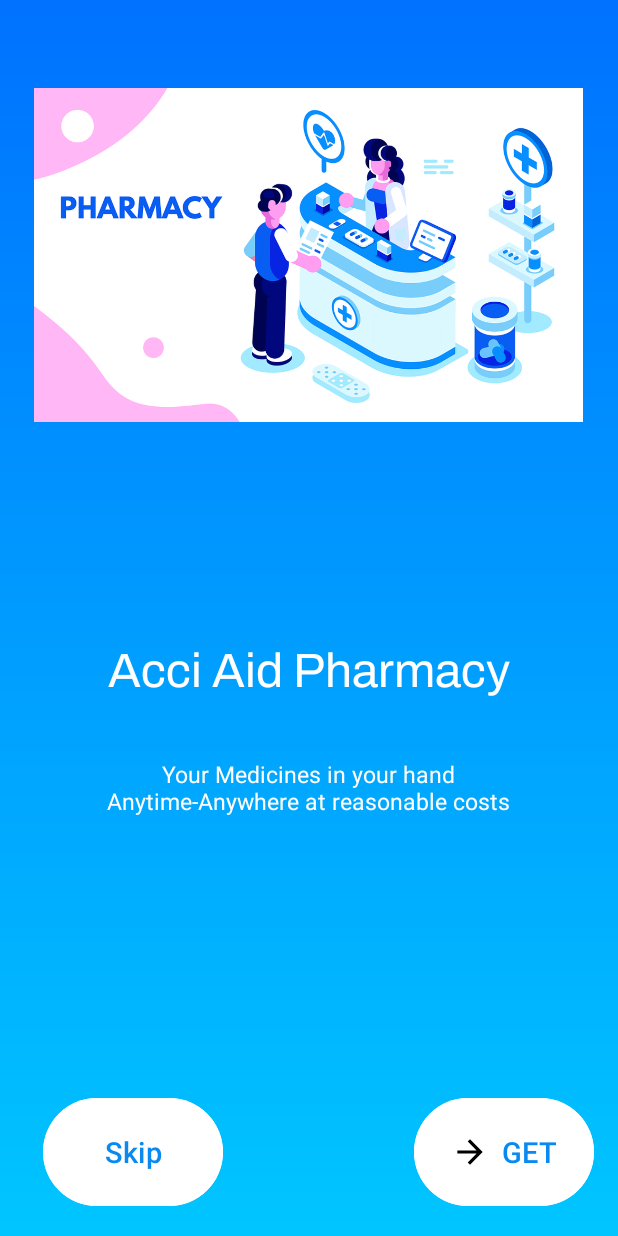
After one commit to ritikbhatt20/Innotech, an Android app: the PharmacyActivity screen opened directly, with no data from a screen before it, on a phone screen of 412 x 824 dp. The commit adds this screen. Run offline under Robolectric (Android 15) with nearby library versions, the phone set to English and light mode, and no system bars; Roboto replaces fonts that are not available here.

Commit message:
Got the changes done

```diff
--- a/app/src/main/java/com/example/innotech/MapsActivity.kt
+++ b/app/src/main/java/com/example/innotech/MapsActivity.kt
@@ -197,7 +197,7 @@ class MapsActivity : AppCompatActivity() {
 //                    locationComponentSettings?.pulsingEnabled = true
 //                    return@updateSettings null
 //                }
-                val bitmap = BitmapFactory.decodeResource(resources, R.drawable.location_pin)
+                val bitmap = BitmapFactory.decodeResource(resources, R.drawable.ambulance)
                 val annotationPlugin = mapView?.annotations
                 val pointAnnotationManager = annotationPlugin?.createPointAnnotationManager(mapView!!)
                 val point = Point.fromLngLat(ambulanceLongitude, ambulanceLatitude)
--- /dev/null
+++ b/app/src/main/java/com/example/innotech/PharmacyActivity.kt
@@ -0,0 +1,25 @@
+package com.example.innotech
+
+import android.content.Intent
+import androidx.appcompat.app.AppCompatActivity
+import android.os.Bundle
+import com.google.android.material.button.MaterialButton
+
+class PharmacyActivity : AppCompatActivity() {
+    override fun onCreate(savedInstanceState: Bundle?) {
+        super.onCreate(savedInstanceState)
+        setContentView(R.layout.activity_pharmacy)
+
+        val getBtn = findViewById<MaterialButton>(R.id.getBtn)
+        val skipBtn = findViewById<MaterialButton>(R.id.skipBtn)
+
+        getBtn.setOnClickListener{
+            val intent = Intent(this, DoctorListActivity::class.java)
+            startActivity(intent)
+        }
+        skipBtn.setOnClickListener{
+            val intent = Intent(this, PharmacyActivity::class.java)
+            startActivity(intent)
+        }
+    }
+}
--- a/app/src/main/java/com/example/innotech/SignInActivity.kt
+++ b/app/src/main/java/com/example/innotech/SignInActivity.kt
@@ -26,7 +26,7 @@ class SignInActivity : AppCompatActivity() {
             if(email.isNotEmpty() && pass.isNotEmpty()){
                 firebaseAuth.signInWithEmailAndPassword(email, pass).addOnCompleteListener{
                     if(it.isSuccessful){
-                        val intent = Intent(this, WelcomePageActivity::class.java)
+                        val intent = Intent(this, CallAmbulanceActivity::class.java)
                         startActivity(intent)
                     }
                     else{
--- /dev/null
+++ b/app/src/main/res/drawable/baseline_arrow_forward_24.xml
@@ -0,0 +1,5 @@
+<vector android:autoMirrored="true" android:height="24dp"
+    android:tint="#FFFEFE" android:viewportHeight="24"
+    android:viewportWidth="24" android:width="24dp" xmlns:android="http://schemas.android.com/apk/res/android">
+    <path android:fillColor="@android:color/white" android:pathData="M12,4l-1.41,1.41L16.17,11H4v2h12.17l-5.58,5.59L12,20l8,-8z"/>
+</vector>
--- /dev/null
+++ b/app/src/main/res/drawable/imagebg.xml
@@ -0,0 +1,8 @@
+<?xml version="1.0" encoding="utf-8"?>
+<selector xmlns:android="http://schemas.android.com/apk/res/android">
+    <item>
+        <shape android:shape="rectangle">
+            <corners android:radius="40dp"></corners>
+        </shape>
+    </item>
+</selector>
--- /dev/null
+++ b/app/src/main/res/font/archivo.xml
@@ -0,0 +1,7 @@
+<?xml version="1.0" encoding="utf-8"?>
+<font-family xmlns:app="http://schemas.android.com/apk/res-auto"
+        app:fontProviderAuthority="com.google.android.gms.fonts"
+        app:fontProviderPackage="com.google.android.gms"
+        app:fontProviderQuery="Archivo"
+        app:fontProviderCerts="@array/com_google_android_gms_fonts_certs">
+</font-family>
--- /dev/null
+++ b/app/src/main/res/layout/activity_pharmacy.xml
@@ -0,0 +1,86 @@
+<?xml version="1.0" encoding="utf-8"?>
+<androidx.constraintlayout.widget.ConstraintLayout xmlns:android="http://schemas.android.com/apk/res/android"
+    xmlns:app="http://schemas.android.com/apk/res-auto"
+    xmlns:tools="http://schemas.android.com/tools"
+    android:layout_width="match_parent"
+    android:layout_height="match_parent"
+    android:background="@drawable/splashscreen"
+    tools:context=".PharmacyActivity">
+
+    <com.google.android.material.imageview.ShapeableImageView
+        android:id="@+id/pharmacyPic"
+        android:layout_width="366dp"
+        android:layout_height="229dp"
+        android:background="@drawable/imagebg"
+        app:layout_constraintBottom_toBottomOf="parent"
+        app:layout_constraintEnd_toEndOf="parent"
+        app:layout_constraintHorizontal_bias="0.488"
+        app:layout_constraintStart_toStartOf="parent"
+        app:layout_constraintTop_toTopOf="parent"
+        app:layout_constraintVertical_bias="0.093"
+        app:srcCompat="@drawable/pharmacty" />
+
+    <TextView
+        android:id="@+id/textView"
+        android:layout_width="wrap_content"
+        android:layout_height="wrap_content"
+        android:fontFamily="@font/archivo"
+        android:text="Acci Aid Pharmacy"
+        android:textColor="@color/white"
+        android:textSize="32dp"
+        app:layout_constraintBottom_toBottomOf="parent"
+        app:layout_constraintEnd_toEndOf="parent"
+        app:layout_constraintStart_toStartOf="parent"
+        app:layout_constraintTop_toTopOf="parent"
+        app:layout_constraintVertical_bias="0.542" />
+
+    <TextView
+        android:id="@+id/textView7"
+        android:layout_width="300dp"
+        android:layout_height="wrap_content"
+        android:layout_marginTop="40dp"
+        android:gravity="center"
+        android:text="Your Medicines in your hand Anytime-Anywhere at reasonable costs"
+        android:textSize="15dp"
+        android:textColor="@color/white"
+        app:layout_constraintEnd_toEndOf="parent"
+        app:layout_constraintHorizontal_bias="0.495"
+        app:layout_constraintStart_toStartOf="parent"
+        app:layout_constraintTop_toBottomOf="@+id/textView" />
+
+    <com.google.android.material.button.MaterialButton
+        android:id="@+id/getBtn"
+        android:layout_width="120dp"
+        android:layout_height="80dp"
+        android:layout_gravity="end"
+        android:layout_marginBottom="16dp"
+        android:backgroundTint="@color/white"
+        android:text="GET"
+        android:textColor="#098AF1"
+        android:textSize="19dp"
+        app:icon="@drawable/baseline_arrow_forward_24"
+        app:iconGravity="textStart"
+        app:iconSize="25dp"
+        app:iconTint="@color/black"
+        app:layout_constraintBottom_toBottomOf="parent"
+        app:layout_constraintEnd_toEndOf="parent"
+        app:layout_constraintHorizontal_bias="0.945"
+        app:layout_constraintStart_toStartOf="parent"
+        app:rippleColor="@android:color/holo_green_light" />
+
+    <com.google.android.material.button.MaterialButton
+        android:id="@+id/skipBtn"
+        android:layout_width="120dp"
+        android:layout_height="80dp"
+        android:layout_gravity="end"
+        android:layout_marginBottom="16dp"
+        android:backgroundTint="@color/white"
+        android:text="Skip"
+        android:textColor="#098AF1"
+        android:textSize="19dp"
+        app:layout_constraintBottom_toBottomOf="parent"
+        app:layout_constraintEnd_toEndOf="parent"
+        app:layout_constraintHorizontal_bias="0.099"
+        app:layout_constraintStart_toStartOf="parent"
+        app:rippleColor="@android:color/holo_red_dark" />
+</androidx.constraintlayout.widget.ConstraintLayout>
--- a/app/src/main/res/values/preloaded_fonts.xml
+++ b/app/src/main/res/values/preloaded_fonts.xml
@@ -1,6 +1,7 @@
 <?xml version="1.0" encoding="utf-8"?>
 <resources>
     <array name="preloaded_fonts" translatable="false">
+        <item>@font/archivo</item>
         <item>@font/armata</item>
         <item>@font/be_vietnam</item>
         <item>@font/be_vietnam_bold</item>
```
Also changed, not shown: app/src/main/AndroidManifest.xml (+15 -0 lines), app/src/main/java/com/example/innotech/AskDoctorActivity.kt (added, +25 -0 lines), app/src/main/java/com/example/innotech/CallAmbulanceActivity.kt (added, +100 -0 lines), app/src/main/java/com/example/innotech/DoctorListActivity.kt (added, +13 -0 lines), app/src/main/res/layout/activity_ask_doctor.xml (added, +85 -0 lines), app/src/main/res/layout/activity_call_ambulance.xml (added, +76 -0 lines), app/src/main/res/layout/activity_doctor_list.xml (added, +136 -0 lines), app/src/main/res/drawable/ambulancebackground.png (added), app/src/main/res/drawable/ambulancebg.png (added), app/src/main/res/drawable/ambulancebgnew.png (added), app/src/main/res/drawable/doctor.png (added), app/src/main/res/drawable/pharmacty.png (added).
